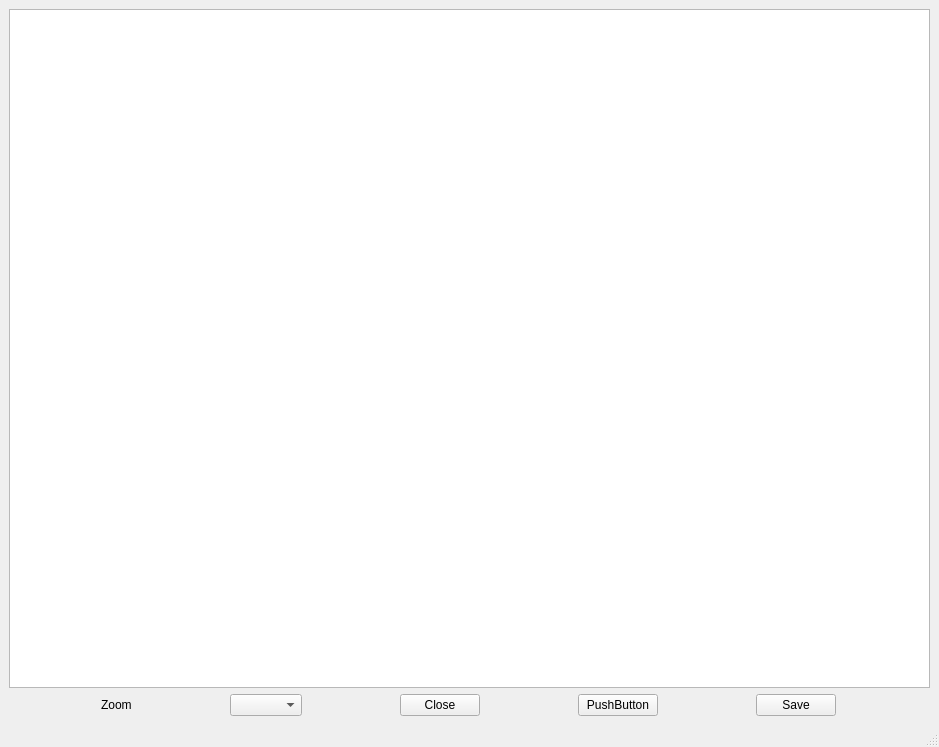
First picture: the form in UI_MapEditor.ui, repository TheOnceAndFutureSmalltalker/ros_map_editor, before the edit.
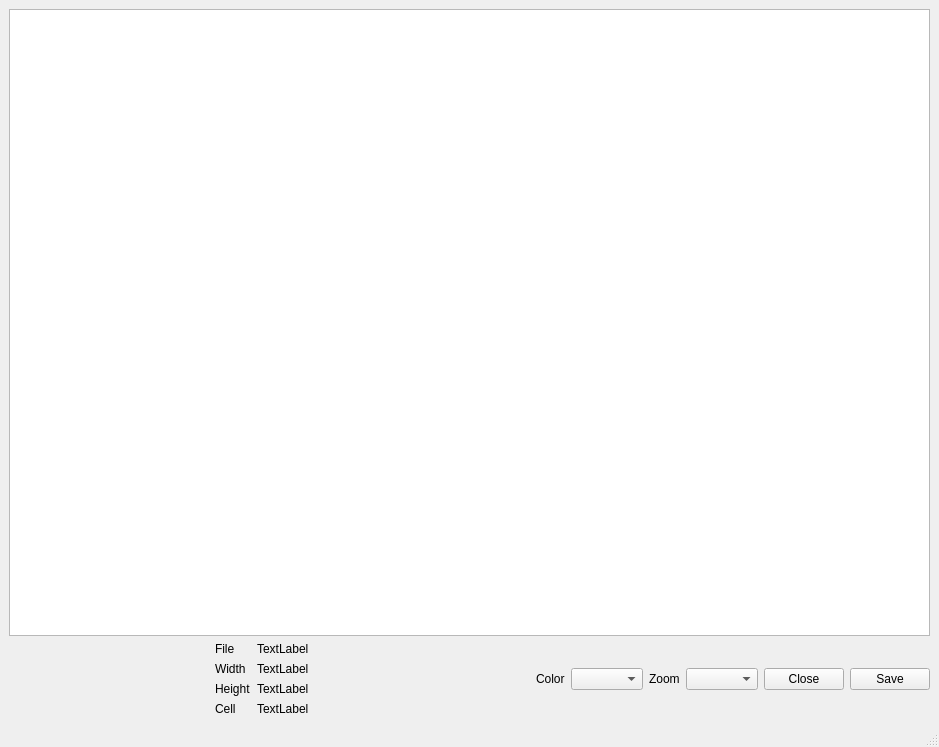
Second picture: the form after the edit. Icons and pictures are not drawn.

Commit message: added pen color drop down: alternate, occupied, unoccupied, uncertain

What changed in the file:
```diff
--- a/UI_MapEditor.ui
+++ b/UI_MapEditor.ui
@@ -26,6 +26,144 @@
     </item>
     <item>
      <layout class="QHBoxLayout" name="horizontalLayout">
+      <item>
+       <widget class="QLabel" name="label_2">
+        <property name="sizePolicy">
+         <sizepolicy hsizetype="Fixed" vsizetype="Fixed">
+          <horstretch>0</horstretch>
+          <verstretch>0</verstretch>
+         </sizepolicy>
+        </property>
+        <property name="maximumSize">
+         <size>
+          <width>200</width>
+          <height>200</height>
+         </size>
+        </property>
+        <property name="baseSize">
+         <size>
+          <width>100</width>
+          <height>100</height>
+         </size>
+        </property>
+        <property name="frameShape">
+         <enum>QFrame::NoFrame</enum>
+        </property>
+        <property name="text">
+         <string/>
+        </property>
+        <property name="pixmap">
+         <pixmap>map.pgm</pixmap>
+        </property>
+        <property name="scaledContents">
+         <bool>true</bool>
+        </property>
+       </widget>
+      </item>
+      <item>
+       <layout class="QFormLayout" name="formLayout">
+        <property name="fieldGrowthPolicy">
+         <enum>QFormLayout::ExpandingFieldsGrow</enum>
+        </property>
+        <item row="0" column="0">
+         <widget class="QLabel" name="label_3">
+          <property name="text">
+           <string>File</string>
+          </property>
+         </widget>
+        </item>
+        <item row="1" column="0">
+         <widget class="QLabel" name="label_4">
+          <property name="text">
+           <string>Width</string>
+          </property>
+         </widget>
+        </item>
+        <item row="2" column="0">
+         <widget class="QLabel" name="label_5">
+          <property name="text">
+           <string>Height</string>
+          </property>
+         </widget>
+        </item>
+        <item row="0" column="1">
+         <widget class="QLabel" name="label_6">
+          <property name="sizePolicy">
+           <sizepolicy hsizetype="Fixed" vsizetype="Fixed">
+            <horstretch>0</horstretch>
+            <verstretch>0</verstretch>
+           </sizepolicy>
+          </property>
+          <property name="text">
+           <string>TextLabel</string>
+          </property>
+         </widget>
+        </item>
+        <item row="1" column="1">
+         <widget class="QLabel" name="label_7">
+          <property name="sizePolicy">
+           <sizepolicy hsizetype="Fixed" vsizetype="Fixed">
+            <horstretch>0</horstretch>
+            <verstretch>0</verstretch>
+           </sizepolicy>
+          </property>
+          <property name="text">
+           <string>TextLabel</string>
+          </property>
+         </widget>
+        </item>
+        <item row="2" column="1">
+         <widget class="QLabel" name="label_8">
+          <property name="sizePolicy">
+           <sizepolicy hsizetype="Fixed" vsizetype="Fixed">
+            <horstretch>0</horstretch>
+            <verstretch>0</verstretch>
+           </sizepolicy>
+          </property>
+          <property name="text">
+           <string>TextLabel</string>
+          </property>
+         </widget>
+        </item>
+        <item row="3" column="0">
+         <widget class="QLabel" name="label_9">
+          <property name="text">
+           <string>Cell</string>
+          </property>
+         </widget>
+        </item>
+        <item row="3" column="1">
+         <widget class="QLabel" name="label_10">
+          <property name="text">
+           <string>TextLabel</string>
+          </property>
+         </widget>
+        </item>
+       </layout>
+      </item>
+      <item>
+       <widget class="QLabel" name="label_11">
+        <property name="sizePolicy">
+         <sizepolicy hsizetype="Fixed" vsizetype="Fixed">
+          <horstretch>0</horstretch>
+          <verstretch>0</verstretch>
+         </sizepolicy>
+        </property>
+        <property name="text">
+         <string>Color</string>
+        </property>
+       </widget>
+      </item>
+      <item>
+       <widget class="QComboBox" name="colorBox">
+        <property name="sizePolicy">
+         <sizepolicy hsizetype="Fixed" vsizetype="Fixed">
+          <horstretch>0</horstretch>
+          <verstretch>0</verstretch>
+         </sizepolicy>
+        </property>
+       </widget>
+      </item>
       <item>
        <widget class="QLabel" name="label">
         <property name="sizePolicy">
@@ -62,19 +200,6 @@
         </property>
        </widget>
       </item>
-      <item>
-       <widget class="QPushButton" name="pushButton_2">
-        <property name="sizePolicy">
-         <sizepolicy hsizetype="Fixed" vsizetype="Fixed">
-          <horstretch>0</horstretch>
-          <verstretch>0</verstretch>
-         </sizepolicy>
-        </property>
-        <property name="text">
-         <string>PushButton</string>
-        </property>
-       </widget>
-      </item>
       <item>
        <widget class="QPushButton" name="saveButton">
         <property name="sizePolicy">
```
The commit also changes 2 other files.
